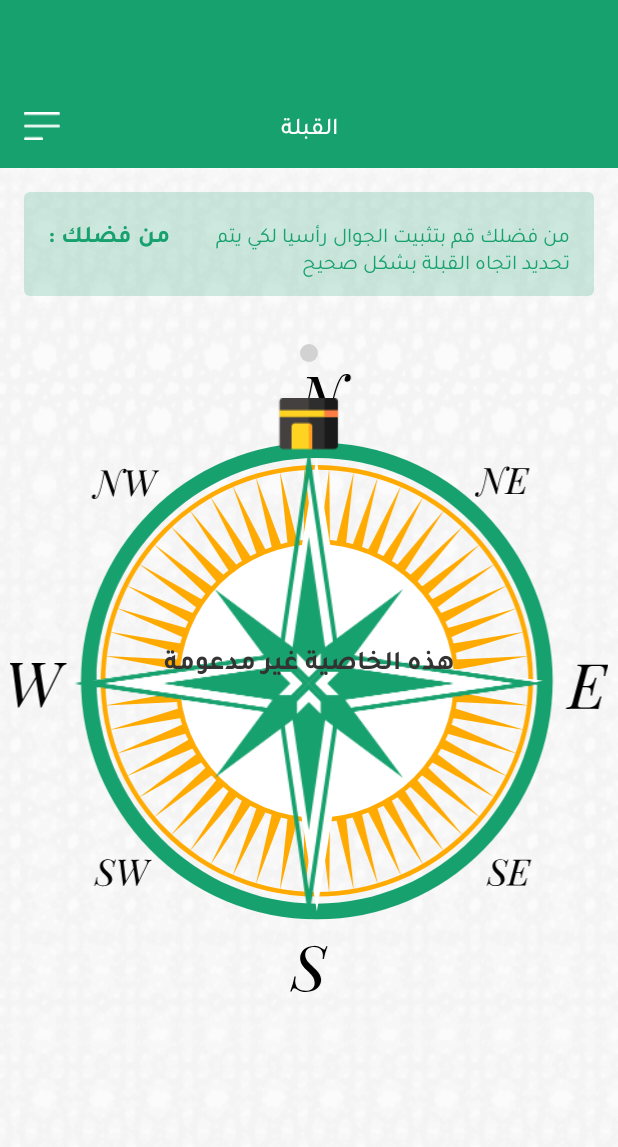
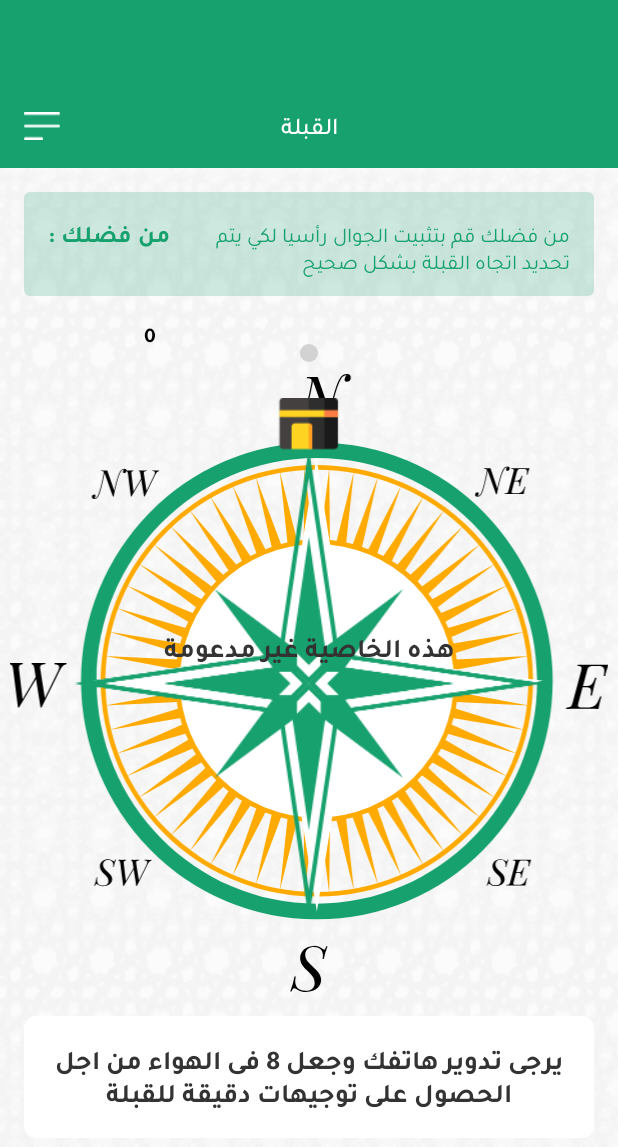
Before and after one commit to MohamedAlaaEldin636/Fazkorone, an Android app: the fragment QiblaFragment placed in its activity, on a phone screen of 412 x 824 dp. Shown: the top 1147 px of the screen. Run offline under Robolectric (Android 15) with nearby library versions, the phone set to English and light mode, and no system bars; our stand-ins replace Dagger/Hilt's generated code, Timber, data binding, navigation-ui, paging; libraries missing offline, so code that uses them is left out: com.zeugmasolutions.localehelper; 13 statements that could not run were skipped.

Commit message:
- fixed minor problem

```diff
--- a/app/src/main/java/com/grand/ezkorone/domain/azan/SalawatTimes.kt
+++ b/app/src/main/java/com/grand/ezkorone/domain/azan/SalawatTimes.kt
@@ -163,7 +163,11 @@ data class SalawatTimes(
     ) {
 
         fun getNextTime(context: Context): String {
-            return "${getTypeName(context)} : $nextHour:${nextMinutes.minLengthOrPrefixZeros(2)} ${getIsAmOrPm(context)}"
+            val timeInDay = TimeInDay(nextHour, nextMinutes)
+            val hr = timeInDay.hour12
+            val min = timeInDay.minute
+
+            return "${getTypeName(context)} : $hr:${min.minLengthOrPrefixZeros(2)} ${getIsAmOrPm(context)}"
         }
 
         fun getRemainingTime(): String {
--- a/app/src/main/java/com/grand/ezkorone/presentation/internalNavigation/viewModel/QiblaViewModel.kt
+++ b/app/src/main/java/com/grand/ezkorone/presentation/internalNavigation/viewModel/QiblaViewModel.kt
@@ -8,6 +8,7 @@ import androidx.lifecycle.ViewModel
 import androidx.lifecycle.lifecycleScope
 import com.google.android.gms.maps.model.LatLng
 import com.grand.ezkorone.core.customTypes.LocationData
+import com.grand.ezkorone.core.customTypes.map
 import com.grand.ezkorone.core.extensions.findNavControllerOfProject
 import com.grand.ezkorone.core.extensions.getAddressFromLatitudeAndLongitude
 import com.grand.ezkorone.core.extensions.openDrawerLayout
@@ -26,6 +27,10 @@ class QiblaViewModel @Inject constructor(
 
     val featureIsSupported = MutableLiveData(true)
 
+    val currentDegrees = MutableLiveData(0)
+    val currentDegreesText = currentDegrees.map { it.toString() }
+    val showAccuracyCalibration = MutableLiveData(false)
+
     fun showNavDrawer(view: View) {
         view.openDrawerLayout()
     }
--- a/app/src/main/res/layout/fragment_qibla.xml
+++ b/app/src/main/res/layout/fragment_qibla.xml
@@ -14,11 +14,19 @@
             type="com.grand.ezkorone.presentation.internalNavigation.viewModel.QiblaViewModel" />
     </data>
 
+    <androidx.core.widget.NestedScrollView
+        android:layout_width="match_parent"
+        android:layout_height="match_parent"
+        android:fillViewport="true"
+
+        android:clipToPadding="false"
+        android:paddingBottom="16dp"
+
+        android:background="@drawable/ic_bg_qibla_4">
+
         <androidx.constraintlayout.widget.ConstraintLayout
             android:layout_width="match_parent"
-        android:layout_height="match_parent"
-
-        android:background="@drawable/ic_bg_qibla_4">
+            android:layout_height="match_parent">
 
             <ImageView
                 android:layout_width="0dp"
@@ -145,6 +153,21 @@
                 app:layout_constraintStart_toStartOf="parent"
                 app:layout_constraintEnd_toEndOf="parent"/>
 
+            <TextView
+                android:layout_width="wrap_content"
+                android:layout_height="wrap_content"
+
+                style="@style/TextTajawalBold14"
+                android:gravity="center"
+                tools:text="160°"
+                android:text="@{viewModel.currentDegreesText}"
+                android:textIsSelectable="false"
+
+                app:layout_constraintEnd_toStartOf="@id/indicatorImageView"
+                app:layout_constraintStart_toStartOf="parent"
+                app:layout_constraintTop_toBottomOf="@id/linearLayout"
+                app:layout_constraintBottom_toTopOf="@id/likeCompassImageView"/>
+
             <!--to-do see https://www.youtube.com/watch?v=n5BDhwWvCW4 isa.-->
             <ImageView
                 android:id="@+id/likeCompassImageView"
@@ -214,6 +237,29 @@
                 app:layout_constraintEnd_toEndOf="parent"
                 app:layout_constraintStart_toStartOf="parent"/>
 
+            <TextView
+                android:layout_width="0dp"
+                android:layout_height="wrap_content"
+
+                style="@style/TextTajawalBold18"
+                android:gravity="center"
+                android:text="@string/compass_accuracy_hint"
+                android:padding="16dp"
+                android:textIsSelectable="false"
+
+                android:layout_margin="16dp"
+
+                android:background="@drawable/dr_white_round"
+
+                android:visibility="@{viewModel.showAccuracyCalibration,default=gone}"
+                tools:visibility="visible"
+
+                app:layout_constraintTop_toBottomOf="@id/likeCompassImageView"
+                app:layout_constraintEnd_toEndOf="parent"
+                app:layout_constraintStart_toStartOf="parent"/>
+
         </androidx.constraintlayout.widget.ConstraintLayout>
 
+    </androidx.core.widget.NestedScrollView>
+
 </layout>
--- a/app/src/main/res/values/strings.xml
+++ b/app/src/main/res/values/strings.xml
@@ -130,4 +130,5 @@
     <string name="salah">الصلاة</string>
     <string name="sent_successfully">تم الارسال بنجاح</string>
     <string name="auto_selection">تحديد تلقائي</string>
+    <string name="compass_accuracy_hint">يرجى تدوير هاتفك وجعل 8 فى الهواء من اجل الحصول على توجيهات دقيقة للقبلة</string>
 </resources>
```
Also changed, not shown: app/src/main/java/com/grand/ezkorone/broadcastReceiver/SalawatAlarmsBroadcastReceiver.kt (+8 -4 lines), app/src/main/java/com/grand/ezkorone/presentation/internalNavigation/QiblaFragment.kt (+30 -6 lines). Lines whose indentation alone changed are shown as unchanged.
